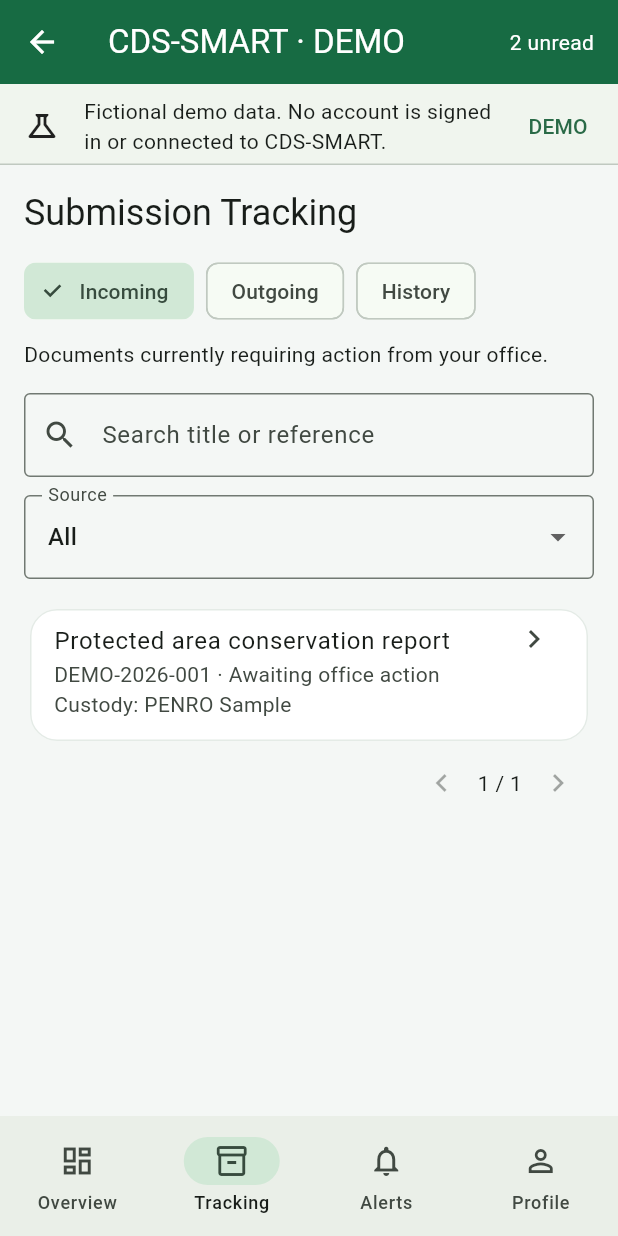
After one commit to jayarcaldelero26-jpg/bms_inventory, a Flutter app: the CdsDemoHome screen opened directly, item 2 of the bottom bar chosen, on a phone screen of 412 x 824 dp. The commit adds this screen. Run offline on Flutter 3.47's test engine with Material 3 defaults, Android fonts, the phone set to English and light mode, and no system bars; our stand-ins replace cloud_firestore, connectivity_plus, firebase_core, flutter_compass, flutter_map, flutter_speed_dial and 6 more; missing offline and left inert: excel, flutter_map_tile_caching; accounts and stored records are empty.

Commit message:
Add opt-in CDS-SMART tracking demo and document API gaps

```diff
--- a/lib/cds_smart/app.dart
+++ b/lib/cds_smart/app.dart
@@ -1,6 +1,7 @@
 import 'package:flutter/material.dart';
 
 import 'screens.dart';
+import 'demo_screens.dart';
 
 class CdsSmartApp extends StatelessWidget {
   const CdsSmartApp({super.key});
@@ -33,7 +34,9 @@ class CdsSmartApp extends StatelessWidget {
           ),
         ),
       ),
-      home: const CdsSmartHome(),
+      home: const bool.fromEnvironment('CDS_DEMO_MODE')
+          ? const CdsDemoHome()
+          : const CdsSmartHome(),
     );
   }
 }
--- /dev/null
+++ b/lib/cds_smart/demo_data.dart
@@ -0,0 +1,125 @@
+// Fictional, compile-time-only data for exercising the view layer. Never use
+// this as a fallback for failed API requests or as an authorization source.
+import 'routing_models.dart';
+
+class DemoDocument {
+  const DemoDocument({
+    required this.id,
+    required this.title,
+    required this.reference,
+    required this.source,
+    required this.queue,
+    required this.status,
+    required this.custody,
+    required this.updatedAt,
+    required this.events,
+    this.review,
+    this.attachmentName,
+  });
+
+  final int id;
+  final String title;
+  final String reference;
+  final String source;
+  final String queue;
+  final String status;
+  final String custody;
+  final DateTime updatedAt;
+  final List<DocumentRoutingEvent> events;
+  final PambMovReviewEvent? review;
+  final String? attachmentName;
+}
+
+class DemoNotification {
+  DemoNotification({required this.id, required this.message, this.read = false});
+
+  final int id;
+  final String message;
+  bool read;
+}
+
+final demoDocuments = <DemoDocument>[
+  DemoDocument(
+    id: 1,
+    title: 'Protected area conservation report',
+    reference: 'DEMO-2026-001',
+    source: 'Conservation',
+    queue: 'incoming',
+    status: 'Awaiting office action',
+    custody: 'PENRO Sample',
+    updatedAt: DateTime.utc(2026, 10, 10),
+    attachmentName: 'sample-report.pdf',
+    events: [
+      DocumentRoutingEvent(
+        sourceType: 'conservation',
+        sourceId: 1,
+        workflowKey: 'pamb-meeting',
+        eventKey: 'received',
+        fromOffice: 'CENRO Sample',
+        toOffice: 'PENRO Sample',
+        occurredAt: DateTime.utc(2026, 10, 10),
+      ),
+    ],
+    review: const PambMovReviewEvent(
+      eventKey: 'needs_correction',
+      remarks: 'Replace the sample MOV.',
+    ),
+  ),
+  DemoDocument(
+    id: 2,
+    title: 'Biodiversity monitoring submission',
+    reference: 'DEMO-2026-002',
+    source: 'BMS',
+    queue: 'outgoing',
+    status: 'Forwarded',
+    custody: 'Regional Office Sample',
+    updatedAt: DateTime.utc(2026, 10, 8),
+    events: [
+      DocumentRoutingEvent(
+        sourceType: 'bms',
+        sourceId: 2,
+        workflowKey: 'standard',
+        eventKey: 'forwarded',
+        fromOffice: 'PENRO Sample',
+        toOffice: 'Regional Office Sample',
+        occurredAt: DateTime.utc(2026, 10, 8),
+      ),
+    ],
+  ),
+  DemoDocument(
+    id: 3,
+    title: 'Technical assessment report',
+    reference: 'DEMO-2026-003',
+    source: 'Technical Report',
+    queue: 'history',
+    status: 'Completed',
+    custody: 'Records Office Sample',
+    updatedAt: DateTime.utc(2026, 10, 1),
+    events: [
+      DocumentRoutingEvent(
+        sourceType: 'technical_report',
+        sourceId: 3,
+        workflowKey: 'standard',
+        eventKey: 'completed',
+        toOffice: 'Records Office Sample',
+        occurredAt: DateTime.utc(2026, 10, 1),
+      ),
+    ],
+  ),
+];
+
+List<DemoDocument> filterDemoDocuments({
+  required String queue,
+  String query = '',
+  String source = 'All',
+}) {
+  final normalized = query.trim().toLowerCase();
+  return demoDocuments.where((document) {
+    return document.queue == queue &&
+        (source == 'All' || document.source == source) &&
+        (normalized.isEmpty ||
+            '${document.title} ${document.reference} ${document.source}'
+                .toLowerCase()
+                .contains(normalized));
+  }).toList(growable: false);
+}
--- /dev/null
+++ b/lib/cds_smart/demo_screens.dart
@@ -0,0 +1,278 @@
+import 'package:flutter/material.dart';
+
+import 'demo_data.dart';
+import 'routing_models.dart';
+import 'screens.dart';
+
+/// An opt-in, fictional preview. It never sends requests or writes device data.
+class CdsDemoHome extends StatefulWidget {
+  const CdsDemoHome({super.key});
+
+  @override
+  State<CdsDemoHome> createState() => _CdsDemoHomeState();
+}
+
+class _CdsDemoHomeState extends State<CdsDemoHome> {
+  int section = 0;
+  int queueIndex = 0;
+  int page = 0;
+  String query = '';
+  String source = 'All';
+  final notifications = <DemoNotification>[
+    DemoNotification(id: 1, message: 'A sample submission is awaiting office action.'),
+    DemoNotification(id: 2, message: 'A sample document was forwarded.'),
+  ];
+
+  void chooseQueue(int value) => setState(() {
+    queueIndex = value;
+    page = 0;
+  });
+
+  @override
+  Widget build(BuildContext context) {
+    final unread = notifications.where((item) => !item.read).length;
+    return Scaffold(
+      appBar: AppBar(
+        title: const Text('CDS-SMART · DEMO'),
+        actions: [
+          if (unread > 0)
+            Padding(
+              padding: const EdgeInsets.only(right: 16),
+              child: Center(child: Text('$unread unread')),
+            ),
+        ],
+      ),
+      body: Column(
+        children: [
+          MaterialBanner(
+            content: const Text('Fictional demo data. No account is signed in or connected to CDS-SMART.'),
+            leading: const Icon(Icons.science_outlined),
+            actions: [TextButton(onPressed: () {}, child: const Text('DEMO'))],
+          ),
+          Expanded(
+            child: switch (section) {
+              0 => _dashboard(),
+              1 => _tracking(),
+              2 => _notificationList(),
+              _ => _profile(),
+            },
+          ),
+        ],
+      ),
+      bottomNavigationBar: NavigationBar(
+        selectedIndex: section,
+        onDestinationSelected: (value) => setState(() => section = value),
+        destinations: const [
+          NavigationDestination(icon: Icon(Icons.dashboard_outlined), label: 'Overview'),
+          NavigationDestination(icon: Icon(Icons.inventory_2_outlined), label: 'Tracking'),
+          NavigationDestination(icon: Icon(Icons.notifications_outlined), label: 'Alerts'),
+          NavigationDestination(icon: Icon(Icons.person_outline), label: 'Profile'),
+        ],
+      ),
+    );
+  }
+
+  Widget _dashboard() => ListView(
+    padding: const EdgeInsets.all(16),
+    children: [
+      Text('Submission overview', style: Theme.of(context).textTheme.headlineSmall),
+      const SizedBox(height: 8),
+      const Text('Example counts only. Real counts require server authorization.'),
+      const SizedBox(height: 16),
+      for (final queue in SubmissionQueue.values)
+        Card(
+          child: ListTile(
+            title: Text(queue.label),
+            subtitle: Text(queue.description),
+            trailing: Text('${demoDocuments.where((item) => item.queue == queue.key).length}'),
+            onTap: () => setState(() {
+              section = 1;
+              queueIndex = SubmissionQueue.values.indexOf(queue);
+              page = 0;
+            }),
+          ),
+        ),
+    ],
+  );
+
+  Widget _tracking() {
+    final queue = SubmissionQueue.values[queueIndex];
+    final results = filterDemoDocuments(queue: queue.key, query: query, source: source);
+    const pageSize = 5;
+    final pageCount = results.isEmpty ? 1 : (results.length + pageSize - 1) ~/ pageSize;
+    final safePage = page < 0 ? 0 : (page >= pageCount ? pageCount - 1 : page);
+    final visible = results.skip(safePage * pageSize).take(pageSize);
+    return ListView(
+      padding: const EdgeInsets.all(16),
+      children: [
+        Text('Submission Tracking', style: Theme.of(context).textTheme.headlineSmall),
+        const SizedBox(height: 12),
+        Wrap(
+          spacing: 8,
+          children: [
+            for (var index = 0; index < SubmissionQueue.values.length; index++)
+              ChoiceChip(
+                label: Text(SubmissionQueue.values[index].label),
+                selected: index == queueIndex,
+                onSelected: (_) => chooseQueue(index),
+              ),
+          ],
+        ),
+        const SizedBox(height: 8),
+        Text(queue.description),
+        const SizedBox(height: 16),
+        TextField(
+          decoration: const InputDecoration(
+            labelText: 'Search title or reference',
+            prefixIcon: Icon(Icons.search),
+            border: OutlineInputBorder(),
+          ),
+          onChanged: (value) => setState(() {
+            query = value;
+            page = 0;
+          }),
+        ),
+        const SizedBox(height: 12),
+        DropdownButtonFormField<String>(
+          value: source,
+          decoration: const InputDecoration(labelText: 'Source', border: OutlineInputBorder()),
+          items: ['All', ...{for (final item in demoDocuments) item.source}]
+              .map((item) => DropdownMenuItem(value: item, child: Text(item)))
+              .toList(),
+          onChanged: (value) => setState(() {
+            source = value ?? 'All';
+            page = 0;
+          }),
+        ),
+        const SizedBox(height: 16),
+        if (results.isEmpty)
+          const Card(child: Padding(padding: EdgeInsets.all(20), child: Text('No matching sample documents.')))
+        else
+          for (final item in visible)
+            Card(
+              child: ListTile(
+                title: Text(item.title),
+                subtitle: Text('${item.reference} · ${item.status}\nCustody: ${item.custody}'),
+                isThreeLine: true,
+                trailing: const Icon(Icons.chevron_right),
+                onTap: () => Navigator.of(context).push(
+                  MaterialPageRoute<void>(builder: (_) => _DemoDetail(document: item)),
+                ),
+              ),
+            ),
+        Row(
+          mainAxisAlignment: MainAxisAlignment.end,
+          children: [
+            IconButton(
+              tooltip: 'Previous page',
+              onPressed: safePage > 0 ? () => setState(() => page--) : null,
+              icon: const Icon(Icons.chevron_left),
+            ),
+            Text('${safePage + 1} / $pageCount'),
+            IconButton(
+              tooltip: 'Next page',
+              onPressed: safePage + 1 < pageCount ? () => setState(() => page++) : null,
+              icon: const Icon(Icons.chevron_right),
+            ),
+          ],
+        ),
+      ],
+    );
+  }
+
+  Widget _notificationList() => ListView(
+    padding: const EdgeInsets.all(16),
+    children: [
+      Text('Notifications', style: Theme.of(context).textTheme.headlineSmall),
+      const SizedBox(height: 8),
+      const Text('Read state is held in memory for this demo only.'),
+      for (final item in notifications)
+        Card(
+          child: ListTile(
+            leading: Icon(item.read ? Icons.mark_email_read_outlined : Icons.mark_email_unread_outlined),
+            title: Text(item.message),
+            subtitle: Text(item.read ? 'Read' : 'Unread'),
+            trailing: TextButton(
+              onPressed: () => setState(() => item.read = !item.read),
+              child: Text(item.read ? 'Mark unread' : 'Mark read'),
+            ),
+          ),
+        ),
+    ],
+  );
+
+  Widget _profile() => ListView(
+    padding: const EdgeInsets.all(16),
+    children: [
+      Text('Profile', style: Theme.of(context).textTheme.headlineSmall),
+      const Card(child: ListTile(
+        leading: Icon(Icons.person_outline),
+        title: Text('Demo visitor'),
+        subtitle: Text('No authenticated account or permissions'),
+      )),
+      const SizedBox(height: 16),
+      FilledButton.tonal(
+        onPressed: () => Navigator.of(context).pushReplacement(
+          MaterialPageRoute<void>(builder: (_) => const CdsSmartHome()),
+        ),
+        child: const Text('Exit demo'),
+      ),
+    ],
+  );
+}
+
+class _DemoDetail extends StatelessWidget {
+  const _DemoDetail({required this.document});
+
+  final DemoDocument document;
+
+  @override
+  Widget build(BuildContext context) => Scaffold(
+    appBar: AppBar(title: const Text('Document details · DEMO')),
+    body: ListView(
+      padding: const EdgeInsets.all(16),
+      children: [
+        Text(document.title, style: Theme.of(context).textTheme.headlineSmall),
+        const SizedBox(height: 12),
+        _field('Reference', document.reference),
+        _field('Source', document.source),
+        _field('Status', document.status),
+        _field('Current custody', document.custody),
+        const SizedBox(height: 18),
+        Text('Routing history', style: Theme.of(context).textTheme.titleLarge),
+        for (final event in document.events)
+          Card(child: ListTile(
+            title: Text(event.eventKey),
+            subtitle: Text('${event.fromOffice ?? 'Origin'} → ${event.toOffice ?? 'Destination'}\n${event.occurredAt?.toIso8601String() ?? 'Date unavailable'}'),
+            isThreeLine: true,
+          )),
+        const SizedBox(height: 16),
+        Text('Review history', style: Theme.of(context).textTheme.titleLarge),
+        if (document.review != null)
+          Card(child: ListTile(
+            title: Text(document.review!.eventKey.replaceAll('_', ' ')),
+            subtitle: Text(document.review!.remarks ?? 'No remarks'),
+          ))
+        else
+          const Text('No sample review events.'),
+        const SizedBox(height: 12),
+        const Text('A review verdict does not move custody. Only a routing event changes the recorded office.'),
+        const SizedBox(height: 18),
+        Text('Attachments', style: Theme.of(context).textTheme.titleLarge),
+        if (document.attachmentName != null)
+          Card(child: ListTile(
+            leading: const Icon(Icons.attach_file),
+            title: Text(document.attachmentName!),
+            subtitle: const Text('Preview unavailable in demo; protected API required.'),
+          ))
+        else
+          const Text('No sample attachment.'),
+      ],
+    ),
+  );
+
+  Widget _field(String label, String value) => Padding(
+    padding: const EdgeInsets.symmetric(vertical: 4),
+    child: Text('$label: $value'),
+  );
+}
```
Also changed, not shown: 2 other files.
